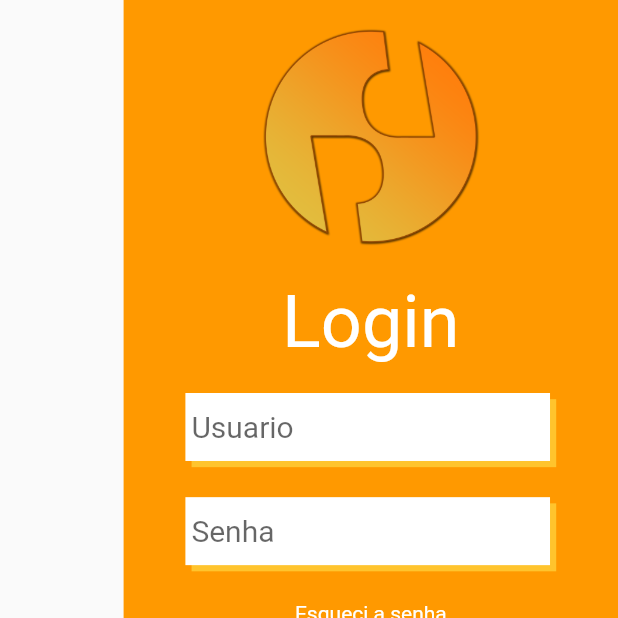
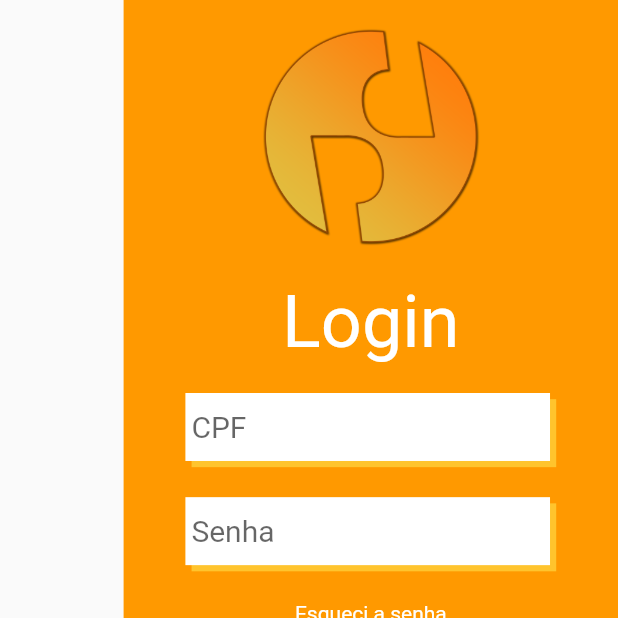
Before and after one commit to gabgmont/party_pay, a Flutter app: the LoginPage screen opened by its route, after a tap on "Entrar", on a phone screen of 412 x 824 dp, the top half of it. Run offline on Flutter 3.47's test engine with Material 2 defaults, Android fonts, the phone set to English and light mode, and no system bars; our stand-ins replace google_fonts, shared_preferences; accounts and stored records are empty.

Commit message:
feat(): implements login logic and passes user along to the other pages.

```diff
--- a/lib/main.dart
+++ b/lib/main.dart
@@ -1,5 +1,5 @@
 import 'package:flutter/material.dart';
-import 'package:partypay/PartyPayApp.dart';
+import 'package:partypay/partypay.dart';
 
 void main() {
   runApp(const PartyPayApp());
--- a/lib/model/auth/auth_model.dart
+++ b/lib/model/auth/auth_model.dart
@@ -5,7 +5,7 @@ class AuthenticationModel {
   AuthenticationModel(this.email, this.secret);
 
   Map<String, dynamic> toJson() => {
-    '"email"' : '"$email"',
+    '"cpf"' : '"$email"',
     '"secret"' : '"$secret"'
   };
 }
--- a/lib/model/user/user_model.dart
+++ b/lib/model/user/user_model.dart
@@ -1,5 +1,4 @@
 class User {
-  final int idUser;
   final String name;
   String? cpf;
   String? email;
@@ -8,8 +7,7 @@ class User {
   String? photo;
 
   User(
-      {required this.idUser,
-      required this.name,
+      {required this.name,
       this.cpf,
       this.email,
       this.secret,
--- a/lib/rest/partypay_api_service.dart
+++ b/lib/rest/partypay_api_service.dart
@@ -1,38 +1,41 @@
-import 'dart:convert';
 
 import 'package:http/http.dart' as http;
+import 'package:shared_preferences/shared_preferences.dart';
 
 const String url = 'https://partypay.herokuapp.com/';
 
 class PartyPayService {
   static const String auth = 'auth';
-  static const String getRestaurant = 'menu/{restaurant}/';
-  static const String getCategory = 'menu/{restaurant}/category/{category}/';
-  static const String getOrder = 'menu/{restaurant}/order/{order}/';
-  static const String getSession = 'session/{sessionId}/';
-  static const String addOrder = 'session/{sessionId}/add/order/{orderName}/';
-  static const String addUser = 'session/{sessionId}/add/user/{cpf}/';
-  static const String closeSession = 'session/{sessionId}/close/';
-  static const String updateOrder =
-      'session/{sessionId}/update/order/{orderId}/status/{status}/';
-  static const String createSession = 'session/create/';
-  static const String getUser = 'user/';
-  static const String registerUser = 'user/register/';
+  static const String getRestaurant = 'menu/{restaurant}';
+  static const String getCategory = 'menu/{restaurant}/category/{category}';
+  static const String getOrder = 'menu/{restaurant}/order/{order}';
+  static const String getSession = 'session/{sessionId}';
+  static const String addOrder = 'session/{sessionId}/add/order/{orderName}';
+  static const String addUser = 'session/{sessionId}/add/user/{cpf}';
+  static const String closeSession = 'session/{sessionId}/close';
+  static const String updateOrder = 'session/{sessionId}/update/order/{orderId}/status/{status}';
+  static const String createSession = 'session/create';
+  static const String getUser = 'user';
+  static const String registerUser = 'user/register';
 
-  Future<Map> get(String path) async {
+  late SharedPreferences prefs;
+
+  Future<http.Response> get(String path) async {
+    prefs = await SharedPreferences.getInstance();
+    var token = prefs.getString('token');
+
     var uri = Uri.parse(url + path);
 
-    var response = await http.get(uri);
-    var json = jsonDecode(response.body);
-    return json;
+    return await http.get(uri, headers: {'Authorization': 'Bearer $token'});
   }
 
   Future<http.Response> post(String path, Map<String, dynamic> json) async {
+    prefs = await SharedPreferences.getInstance();
+    var token = prefs.getString('token');
+
     var uri = Uri.parse(url + path);
-    print(json);
-    var response = await http.post(uri,
-        body: json.toString(), headers: {'Content-Type': 'application/json'});
 
-    return response;
+    return await http.post(uri,
+        body: json.toString(), headers: {'Content-Type': 'application/json', 'Authorization': 'Bearer $token'});
   }
 }
--- /dev/null
+++ b/lib/rest/user_service.dart
@@ -0,0 +1,35 @@
+import 'dart:convert';
+
+import 'package:flutter/cupertino.dart';
+import 'package:flutter/material.dart';
+import 'package:partypay/model/user/user_model.dart';
+import 'package:partypay/shared/utils/AppColors.dart';
+
+import 'partypay_api_service.dart';
+
+class UserService {
+
+  Future<User?> getUser(BuildContext context, String cpf) async {
+    var path = PartyPayService.getUser + '?cpf=$cpf';
+
+    var response = await PartyPayService().get(path);
+    var json = jsonDecode(utf8.decode(response.bodyBytes));
+    print(json);
+    if(response.statusCode == 200) {
+      return User(
+        name: json[0]['name'],
+        cpf: json[0]['cpf'],
+        email: json[0]['email'],
+        phone: json[0]['phone'],
+        photo: json[0]['photo'],
+      );
+    }
+    SnackBar(
+      backgroundColor: AppColors.secondary,
+      content: Text(
+        json['message'],
+        style: TextStyle(fontSize: 18),
+      ),
+    );
+  }
+}
--- a/lib/screens/home/widgets/double_big_button_widget.dart
+++ b/lib/screens/home/widgets/double_big_button_widget.dart
@@ -37,7 +37,7 @@ class DoubleBigButtonWidget extends StatelessWidget {
                   child: Text(
                     label,
                     style: TextStyle(
-                        fontSize: 26,
+                        fontSize: 22,
                         color: AppColors.white,
                         fontWeight: FontWeight.bold),
                   ),
--- a/lib/screens/home/widgets/double_big_button_wlist_widget.dart
+++ b/lib/screens/home/widgets/double_big_button_wlist_widget.dart
@@ -44,7 +44,7 @@ class DoubleBigButtonWListWidget extends StatelessWidget {
                       child: Text(
                         label,
                         style: const TextStyle(
-                            fontSize: 26,
+                            fontSize: 22,
                             color: AppColors.white,
                             fontWeight: FontWeight.bold),
                       ),
--- a/lib/screens/home/widgets/hp_app_bar.dart
+++ b/lib/screens/home/widgets/hp_app_bar.dart
@@ -3,12 +3,13 @@ import 'package:partypay/model/user/user_model.dart';
 import 'package:partypay/screens/home/news_controller.dart';
 import 'package:partypay/shared/utils/AppColors.dart';
 import 'package:partypay/shared/utils/AppImages.dart';
+import 'package:partypay/shared/utils/string_filter.dart';
 
 import 'news_widget.dart';
 import 'page_indicator_widget.dart';
 
 const logo = 'Partypay!';
-const welcome = 'Welcome,';
+const welcome = 'Bem vindo,';
 
 class HomePageAppBar extends StatefulWidget {
   final User user;
@@ -95,7 +96,8 @@ class _HomePageAppBarState extends State<HomePageAppBar> {
                               welcome,
                               style: TextStyle(color: AppColors.white),
                             ),
-                            Text(widget.user.name,
+                            Text(
+                                StringFilter.getFirstName(widget.user.name),
                                 style: TextStyle(color: AppColors.white))
                           ],
                         ),
--- a/lib/screens/login/login_controller.dart
+++ b/lib/screens/login/login_controller.dart
@@ -1,25 +1,34 @@
 import 'dart:convert';
 
-import 'package:flutter/cupertino.dart';
 import 'package:flutter/material.dart';
 import 'package:partypay/model/auth/auth_model.dart';
 import 'package:partypay/rest/partypay_api_service.dart';
 import 'package:partypay/shared/utils/AppColors.dart';
+import 'package:shared_preferences/shared_preferences.dart';
+
+const fillAllFields = 'Preencha todos os campos.';
 
 class LoginController {
   final PartyPayService service = PartyPayService();
 
-  AuthenticationModel? getAuthModel(String email, String secret) {
-    if (email != '' && secret != '') {
-      return AuthenticationModel(email, secret);
-    } else {
-      return null;
+  Future<bool> login(BuildContext context, String cpf, String secret) async {
+    if (cpf == '' || secret == '') {
+      ScaffoldMessenger.of(context).showSnackBar(
+        const SnackBar(
+          backgroundColor: AppColors.secondary,
+          content: Text(
+            fillAllFields,
+            style: TextStyle(fontSize: 18),
+          ),
+        ),
+      );
+      return false;
     }
-  }
 
-  Future<bool> login(BuildContext context, AuthenticationModel auth) async {
-    var response = await service.post(PartyPayService.auth, auth.toJson());
+    var authJson = AuthenticationModel(cpf, secret).toJson();
+    var response = await service.post(PartyPayService.auth, authJson);
     var json = jsonDecode(utf8.decode(response.bodyBytes));
+    print(json);
 
     if (response.statusCode != 200) {
       ScaffoldMessenger.of(context).showSnackBar(
@@ -30,6 +39,8 @@ class LoginController {
       );
       return false;
     }
+    SharedPreferences pref = await SharedPreferences.getInstance();
+    pref.setString('token', json['token']);
     return true;
   }
 }
--- a/lib/screens/login/login_page.dart
+++ b/lib/screens/login/login_page.dart
@@ -1,23 +1,24 @@
 import 'package:flutter/material.dart';
 import 'package:google_fonts/google_fonts.dart';
+import 'package:partypay/rest/user_service.dart';
 import 'package:partypay/screens/login/login_controller.dart';
 import 'package:partypay/screens/login/widgets/double_button_widget.dart';
 import 'package:partypay/screens/login/widgets/double_input_text_widget.dart';
 import 'package:partypay/shared/utils/AppColors.dart';
 import 'package:partypay/shared/utils/AppImages.dart';
 
-const welcome = 'Bem vindo!';
-const fillAllFields = 'Preencha todos os campos.';
 const enter = 'Entrar';
 const forgotPassword = 'Esqueci a senha';
 const password = 'Senha';
-const username = 'Usuario';
+const username = 'CPF';
 const login = 'Login';
+const welcome = 'Bem Vindo!';
 
 class LoginPage extends StatelessWidget {
   final usernameController = TextEditingController();
   final passwordController = TextEditingController();
   final loginController = LoginController();
+  final userService = UserService();
 
   LoginPage({Key? key}) : super(key: key);
 
@@ -95,30 +96,21 @@ class LoginPage extends StatelessWidget {
                         DoubleButtonWidget(
                           label: enter,
                           onTap: () async {
-                            var authModel = loginController.getAuthModel(
-                                usernameController.text,
-                                passwordController.text);
-                            if (authModel != null) {
-                              if (await loginController.login(
-                                  context, authModel)) {
-                                ScaffoldMessenger.of(context).showSnackBar(
-                                  const SnackBar(
-                                    backgroundColor: AppColors.secondary,
-                                    content: Text(welcome),
-                                  ),
-                                );
-                                Navigator.pushReplacementNamed(
-                                    context, '/home_page');
-                              }
-                            } else {
-                              ScaffoldMessenger.of(context).showSnackBar(
-                                const SnackBar(
-                                  backgroundColor: AppColors.secondary,
-                                  content: Text(
-                                    fillAllFields,
-                                    style: TextStyle(fontSize: 18),
-                                  ),
-                                ),
+                            var cpf = usernameController.text;
+                            var secret = passwordController.text;
+                            var sucess = await loginController.login(
+                              context,
+                              cpf,
+                              secret,
+                            );
+                            if (sucess) {
+
+                              var user = await userService.getUser(context, cpf);
+
+                              Navigator.pushReplacementNamed(
+                                context,
+                                '/home_page',
+                                arguments: user,
                               );
                             }
                           },
--- a/lib/screens/profile/widget/profile_heading.dart
+++ b/lib/screens/profile/widget/profile_heading.dart
@@ -1,9 +1,14 @@
 import 'package:flutter/material.dart';
 import 'package:partypay/shared/utils/AppColors.dart';
 import 'package:partypay/shared/utils/AppImages.dart';
+import 'package:partypay/shared/utils/string_filter.dart';
 
 class ProfileHeading extends StatelessWidget {
-  const ProfileHeading({Key? key}) : super(key: key);
+  final String name;
+  final String cpf;
+
+  const ProfileHeading({Key? key, required this.name, required this.cpf})
+      : super(key: key);
 
   @override
   Widget build(BuildContext context) {
@@ -48,11 +53,11 @@ class ProfileHeading extends StatelessWidget {
                     crossAxisAlignment: CrossAxisAlignment.end,
                     children: [
                       Text(
-                        'Gabriel',
+                        StringFilter.getFirstName(name),
                         style: TextStyle(fontSize: 16, color: AppColors.gray),
                       ),
                       Text(
-                        '000.000.000-22',
+                        cpf,
                         style: TextStyle(color: AppColors.gray),
                       ),
                     ],
--- a/pubspec.yaml
+++ b/pubspec.yaml
@@ -37,6 +37,7 @@ dependencies:
   google_fonts: ^2.2.0
   http: ^0.13.4
   workmanager: ^0.2.3
+  shared_preferences: ^2.0.12
 
 dev_dependencies:
   flutter_test:
```
Also changed, not shown: lib/partypay.dart (renamed from lib/PartyPayApp.dart, +13 -5 lines), lib/screens/home/home_page.dart (+7 -3 lines), lib/screens/profile/profile_page.dart (+17 -6 lines), lib/shared/utils/string_filter.dart (added, +7 -0 lines), pubspec.lock, 1 other file.
